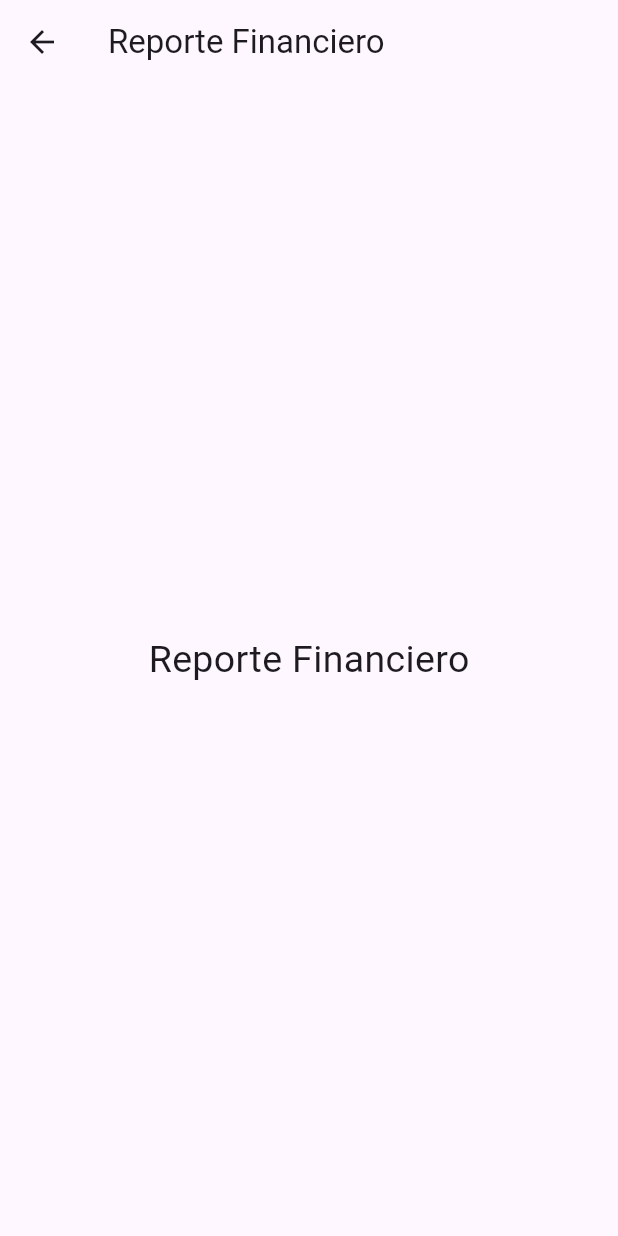
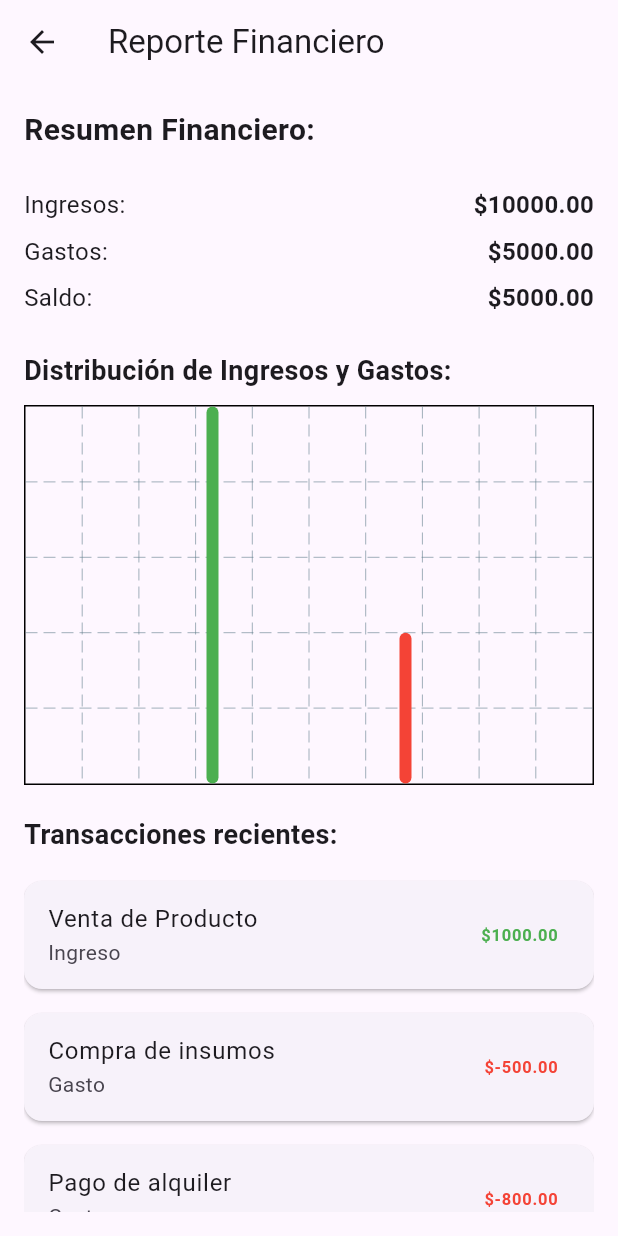
Before and after one commit to Javier-Rivera2311/Eventos_cari_tipe3, a Flutter app: the ReporteFinancieroScreen screen opened directly, on a phone screen of 412 x 824 dp. Run offline on Flutter 3.47's test engine with Material 3 defaults, Android fonts, the phone set to English and light mode, and no system bars; drawn by our look-alikes of fl_chart; our stand-ins replace google_nav_bar.

Commit message:
Se trabajo en reporte financiero

```diff
--- a/lib/screens/ingresos_gastos.dart
+++ b/lib/screens/ingresos_gastos.dart
@@ -219,12 +219,126 @@ class ReporteFinancieroScreen extends StatelessWidget {
 
   @override
   Widget build(BuildContext context) {
+    // Datos de ejemplo para el gráfico de barras (Ingresos vs Gastos)
+    List<BarChartGroupData> barChartData = [
+      BarChartGroupData(x: 0, barRods: [
+        BarChartRodData(toY: 5000, color: Colors.green), // Ingresos
+      ]),
+      BarChartGroupData(x: 1, barRods: [
+        BarChartRodData(toY: 2000, color: Colors.red), // Gastos
+      ]),
+    ];
+
     return Scaffold(
       appBar: AppBar(
-        title: Text('Reporte Financiero'),
+        title: const Text('Reporte Financiero'),
       ),
-      body: const Center(
-        child: Text('Reporte Financiero', style: TextStyle(fontSize: 25)),
+      body: Padding(
+        padding: const EdgeInsets.all(16.0),
+        child: Column(
+          crossAxisAlignment: CrossAxisAlignment.start,
+          children: [
+            // Resumen de ingresos, gastos y saldo
+            const Text(
+              'Resumen Financiero:',
+              style: TextStyle(fontSize: 20, fontWeight: FontWeight.bold),
+            ),
+            const SizedBox(height: 20),
+            _buildFinancialSummary(),
+            const SizedBox(height: 20),
+
+            // Gráfico de barras de ingresos y gastos
+            const Text(
+              'Distribución de Ingresos y Gastos:',
+              style: TextStyle(fontSize: 18, fontWeight: FontWeight.bold),
+            ),
+            const SizedBox(height: 10),
+            AspectRatio(
+              aspectRatio: 1.5,
+              child: BarChart(
+                BarChartData(
+                  borderData: FlBorderData(show: true),
+                  titlesData: FlTitlesData(show: false),
+                  gridData: FlGridData(show: true),
+                  barGroups: barChartData,
+                ),
+              ),
+            ),
+            const SizedBox(height: 20),
+
+            // Lista de transacciones
+            const Text(
+              'Transacciones recientes:',
+              style: TextStyle(fontSize: 18, fontWeight: FontWeight.bold),
+            ),
+            const SizedBox(height: 10),
+            Expanded(
+              child: ListView(
+                children: [
+                  _buildTransactionTile('Venta de Producto', 1000, 'Ingreso'),
+                  _buildTransactionTile('Compra de insumos', -500, 'Gasto'),
+                  _buildTransactionTile('Pago de alquiler', -800, 'Gasto'),
+                  _buildTransactionTile(
+                      'Servicio de publicidad', -200, 'Gasto'),
+                ],
+              ),
+            ),
+          ],
+        ),
+      ),
+    );
+  }
+
+  // Widget para el resumen financiero
+  Widget _buildFinancialSummary() {
+    double ingresos = 10000; // Ejemplo de ingresos
+    double gastos = 5000; // Ejemplo de gastos
+    double saldo = ingresos - gastos;
+
+    return Column(
+      crossAxisAlignment: CrossAxisAlignment.start,
+      children: [
+        _buildSummaryRow('Ingresos:', ingresos),
+        _buildSummaryRow('Gastos:', gastos),
+        _buildSummaryRow('Saldo:', saldo),
+      ],
+    );
+  }
+
+  // Widget para construir cada fila del resumen financiero
+  Widget _buildSummaryRow(String label, double amount) {
+    return Padding(
+      padding: const EdgeInsets.symmetric(vertical: 4.0),
+      child: Row(
+        mainAxisAlignment: MainAxisAlignment.spaceBetween,
+        children: [
+          Text(
+            label,
+            style: const TextStyle(fontSize: 16),
+          ),
+          Text(
+            '\$${amount.toStringAsFixed(2)}',
+            style: const TextStyle(fontSize: 16, fontWeight: FontWeight.bold),
+          ),
+        ],
+      ),
+    );
+  }
+
+  // Widget para construir cada transacción de la lista
+  Widget _buildTransactionTile(String description, double amount, String type) {
+    return Card(
+      margin: const EdgeInsets.symmetric(vertical: 8.0),
+      child: ListTile(
+        title: Text(description),
+        subtitle: Text(type),
+        trailing: Text(
+          '\$${amount.toStringAsFixed(2)}',
+          style: TextStyle(
+            color: amount < 0 ? Colors.red : Colors.green,
+            fontWeight: FontWeight.bold,
+          ),
+        ),
       ),
     );
   }
```
Also changed, not shown: 6 other files.
